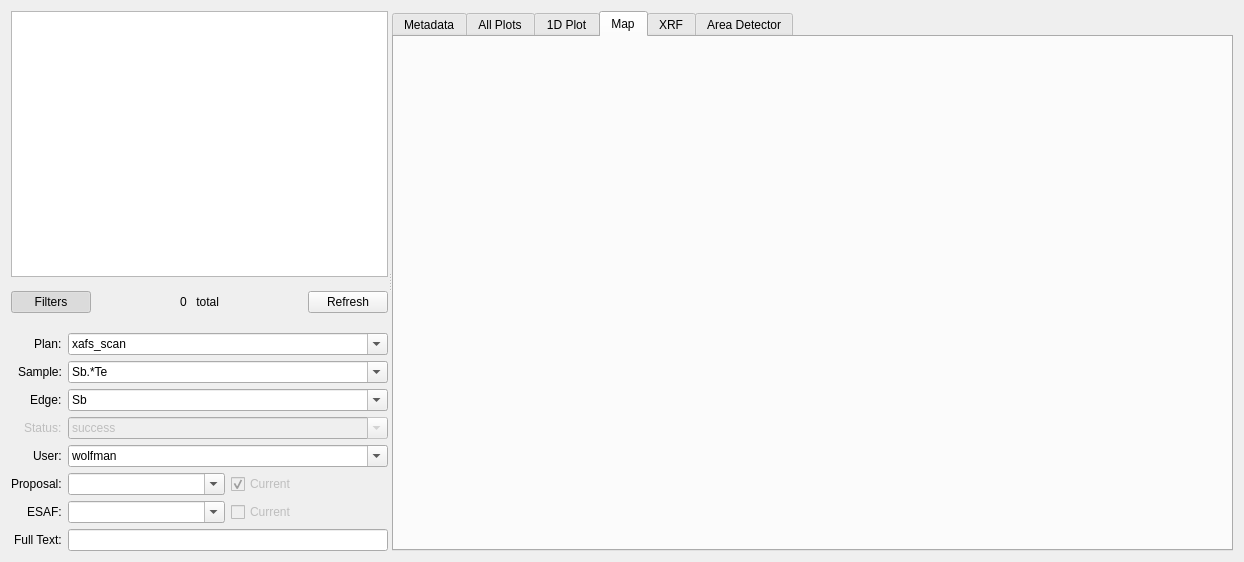
Qt form src/firefly/run_browser.ui (spc-group/haven) before a commit.
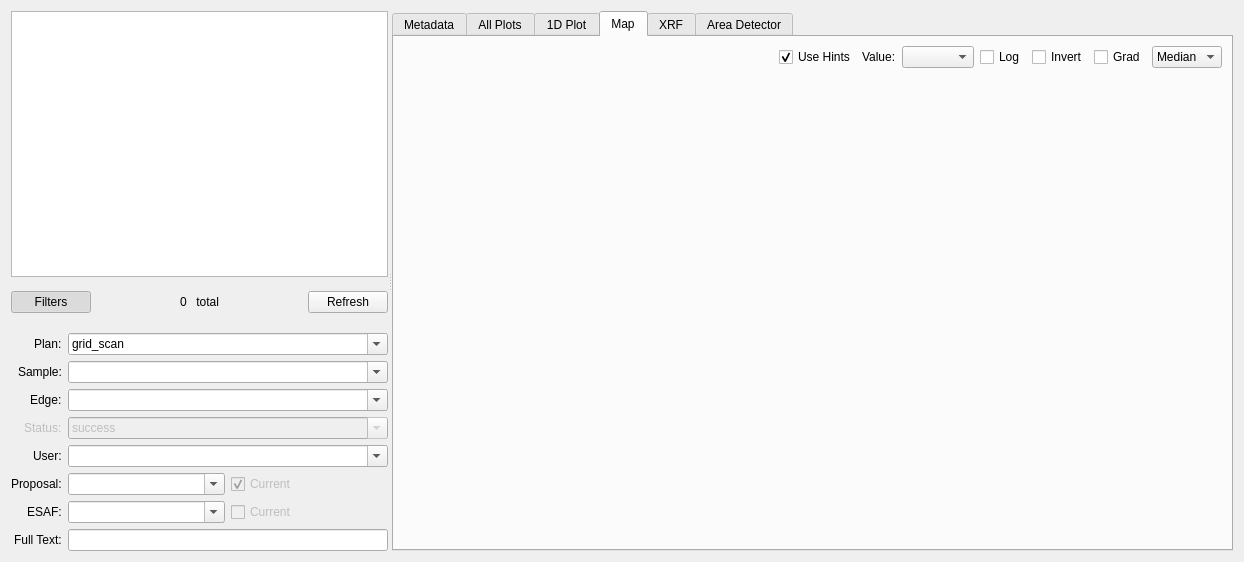
The same form after that commit. The open tabs and pages were chosen to show the change. Custom widgets are drawn as their Qt base class.

Commit message: An initial start to ND image support in the run browser.

```diff
--- a/src/firefly/run_browser.ui
+++ b/src/firefly/run_browser.ui
@@ -199,7 +199,7 @@
                <bool>true</bool>
               </property>
               <property name="currentText">
-               <string>xafs_scan</string>
+               <string>grid_scan</string>
               </property>
              </widget>
             </item>
@@ -216,7 +216,7 @@
                <bool>true</bool>
               </property>
               <property name="currentText">
-               <string>Sb.*Te</string>
+               <string/>
               </property>
              </widget>
             </item>
@@ -233,7 +233,7 @@
                <bool>true</bool>
               </property>
               <property name="currentText">
-               <string>Sb</string>
+               <string/>
               </property>
              </widget>
             </item>
@@ -250,7 +250,7 @@
                <bool>true</bool>
               </property>
               <property name="currentText">
-               <string>wolfman</string>
+               <string/>
               </property>
              </widget>
             </item>
@@ -745,11 +745,156 @@
       </widget>
       <widget class="QWidget" name="map_tab">
        <property name="enabled">
-        <bool>false</bool>
+        <bool>true</bool>
        </property>
        <attribute name="title">
         <string>Map</string>
        </attribute>
+       <layout class="QVBoxLayout" name="verticalLayout_2">
+        <item>
+         <layout class="QHBoxLayout" name="horizontalLayout_11">
+          <item>
+           <spacer name="horizontalSpacer_9">
+            <property name="orientation">
+             <enum>Qt::Horizontal</enum>
+            </property>
+            <property name="sizeHint" stdset="0">
+             <size>
+              <width>40</width>
+              <height>20</height>
+             </size>
+            </property>
+           </spacer>
+          </item>
+          <item>
+           <widget class="QCheckBox" name="plot_2d_hints_checkbox">
+            <property name="enabled">
+             <bool>true</bool>
+            </property>
+            <property name="toolTip">
+             <string>Limits the selectable signals to those marked as &quot;hinted&quot;.</string>
+            </property>
+            <property name="text">
+             <string>Use Hints</string>
+            </property>
+            <property name="checked">
+             <bool>true</bool>
+            </property>
+           </widget>
+          </item>
+          <item>
+           <layout class="QHBoxLayout" name="horizontalLayout_14">
+            <item>
+             <widget class="QLabel" name="signal_value_label">
+              <property name="text">
+               <string>Value:</string>
+              </property>
+             </widget>
+            </item>
+            <item>
+             <widget class="QComboBox" name="signal_value_combobox">
+              <property name="enabled">
+               <bool>true</bool>
+              </property>
+             </widget>
+            </item>
+           </layout>
+          </item>
+          <item>
+           <widget class="QCheckBox" name="logarithm_checkbox_2d">
+            <property name="enabled">
+             <bool>true</bool>
+            </property>
+            <property name="toolTip">
+             <string>Plot on a logarithmic scale</string>
+            </property>
+            <property name="text">
+             <string>Log</string>
+            </property>
+           </widget>
+          </item>
+          <item>
+           <widget class="QCheckBox" name="invert_checkbox_2d">
+            <property name="enabled">
+             <bool>true</bool>
+            </property>
+            <property name="toolTip">
+             <string>Invert the values in the map</string>
+            </property>
+            <property name="text">
+             <string>Invert</string>
+            </property>
+           </widget>
+          </item>
+          <item>
+           <widget class="QCheckBox" name="gradient_checkbox_2d">
+            <property name="enabled">
+             <bool>true</bool>
+            </property>
+            <property name="toolTip">
+             <string>Show the magnitude of the gradient</string>
+            </property>
+            <property name="text">
+             <string>Grad</string>
+            </property>
+           </widget>
+          </item>
+          <item>
+           <widget class="QComboBox" name="aggregate_combobox_2d">
+            <property name="sizePolicy">
+             <sizepolicy hsizetype="Preferred" vsizetype="Fixed">
+              <horstretch>0</horstretch>
+              <verstretch>0</verstretch>
+             </sizepolicy>
+            </property>
+            <property name="toolTip">
+             <string>What comparison to use if multiple compatible scans have been selected.</string>
+            </property>
+            <item>
+             <property name="text">
+              <string>Median</string>
+             </property>
+            </item>
+            <item>
+             <property name="text">
+              <string>Mean</string>
+             </property>
+            </item>
+            <item>
+             <property name="text">
+              <string>Sum</string>
+             </property>
+            </item>
+            <item>
+             <property name="text">
+              <string>StDev</string>
+             </property>
+            </item>
+            <item>
+             <property name="text">
+              <string>Max</string>
+             </property>
+            </item>
+            <item>
+             <property name="text">
+              <string>Min</string>
+             </property>
+            </item>
+           </widget>
+          </item>
+         </layout>
+        </item>
+        <item>
+         <widget class="Browser2DPlotWidget" name="plot_2d_view" native="true">
+          <property name="sizePolicy">
+           <sizepolicy hsizetype="Preferred" vsizetype="Expanding">
+            <horstretch>0</horstretch>
+            <verstretch>0</verstretch>
+           </sizepolicy>
+          </property>
+         </widget>
+        </item>
+       </layout>
       </widget>
       <widget class="QWidget" name="xrf_tab">
        <property name="enabled">
@@ -796,6 +941,12 @@
    <header>firefly.run_browser</header>
    <container>1</container>
   </customwidget>
+  <customwidget>
+   <class>Browser2DPlotWidget</class>
+   <extends>QWidget</extends>
+   <header>firefly.run_browser</header>
+   <container>1</container>
+  </customwidget>
  </customwidgets>
  <tabstops>
   <tabstop>run_tableview</tabstop>
```
Left out of the diff: 12 changed lines with no effect on the pictures. The commit also changes 6 other files.
